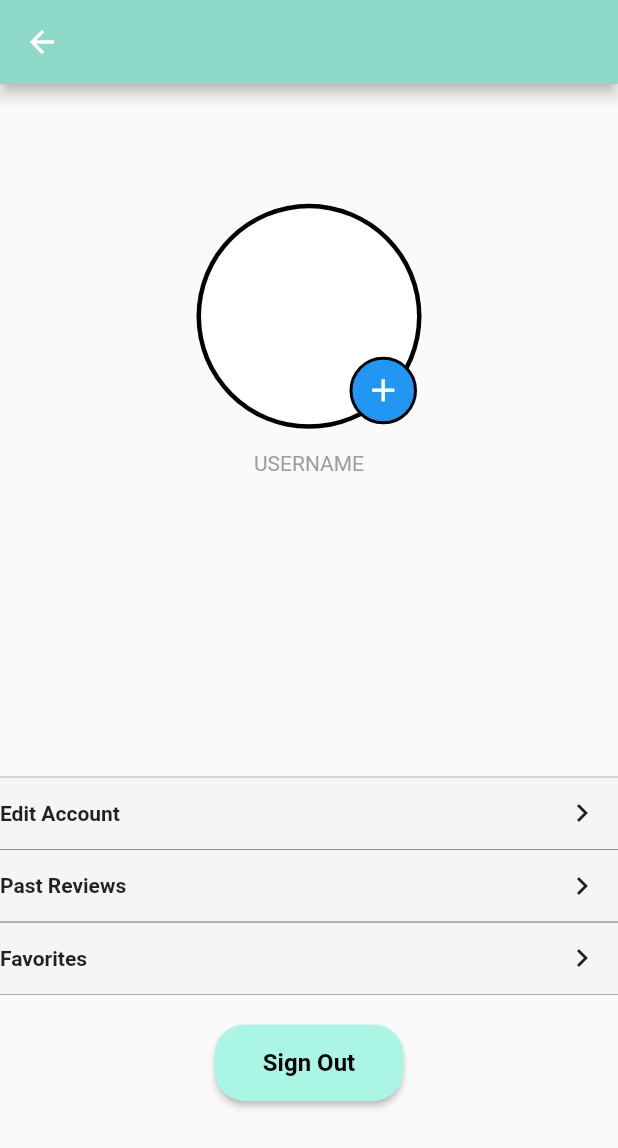
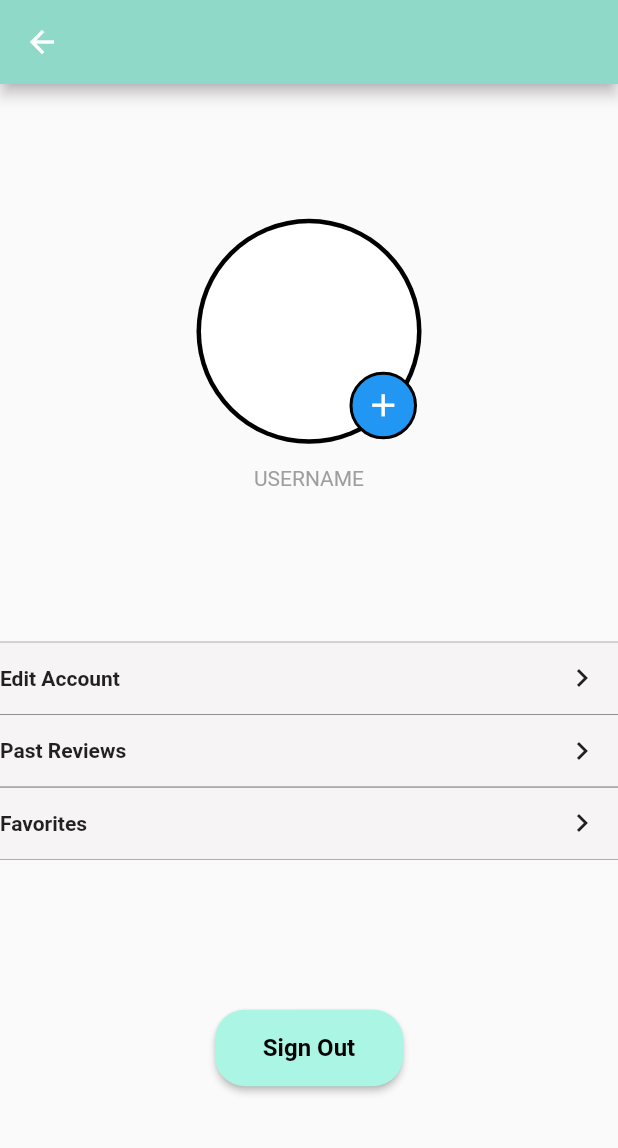
Before and after one commit to JeffreyAguilar/CityScope, a Flutter app: the LibraryTab screen opened directly, on a phone screen of 412 x 824 dp. Shown: the top 1148 px of the screen. Run offline on Flutter 3.47's test engine with Material 2 defaults, Android fonts, the light colour scheme and no system bars; our stand-ins replace cloud_firestore, firebase_auth, firebase_core, google_maps_flutter, sliding_up_panel; accounts and stored records are empty.

Commit message:
minor change to library tab UI

```diff
--- a/lib/library_tab.dart
+++ b/lib/library_tab.dart
@@ -64,7 +64,7 @@ class _LibraryTabState extends State<LibraryTab> {
               ),
             ),
             const SizedBox(
-              height: 200,
+              height: 100,
             ),
             Padding(
               padding: const EdgeInsets.only(top: 1.0),
@@ -154,7 +154,7 @@ class _LibraryTabState extends State<LibraryTab> {
                 ],
               ),
             ),
-            const SizedBox(height: 20),
+            const SizedBox(height: 100),
             ElevatedButton(
               onPressed: () {
                 Navigator.pushReplacement(
```
